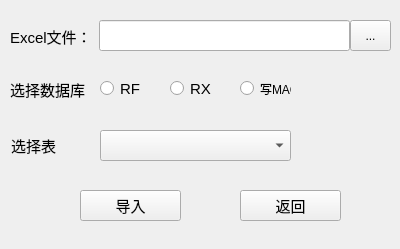
Old version of the form importwidget.ui in the repository dnvycumt/machinemgr.
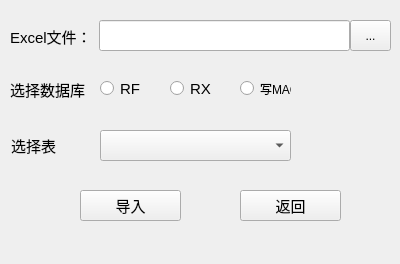
New version of the form.

```diff
--- a/importwidget.ui
+++ b/importwidget.ui
@@ -7,7 +7,7 @@
     <x>0</x>
     <y>0</y>
     <width>400</width>
-    <height>249</height>
+    <height>264</height>
    </rect>
   </property>
   <property name="windowTitle">
@@ -190,6 +190,19 @@
     <string>返回</string>
    </property>
   </widget>
+  <widget class="QLabel" name="m_lbl_status">
+   <property name="geometry">
+    <rect>
+     <x>60</x>
+     <y>230</y>
+     <width>291</width>
+     <height>31</height>
+    </rect>
+   </property>
+   <property name="text">
+    <string/>
+   </property>
+  </widget>
  </widget>
  <resources/>
  <connections/>
```
